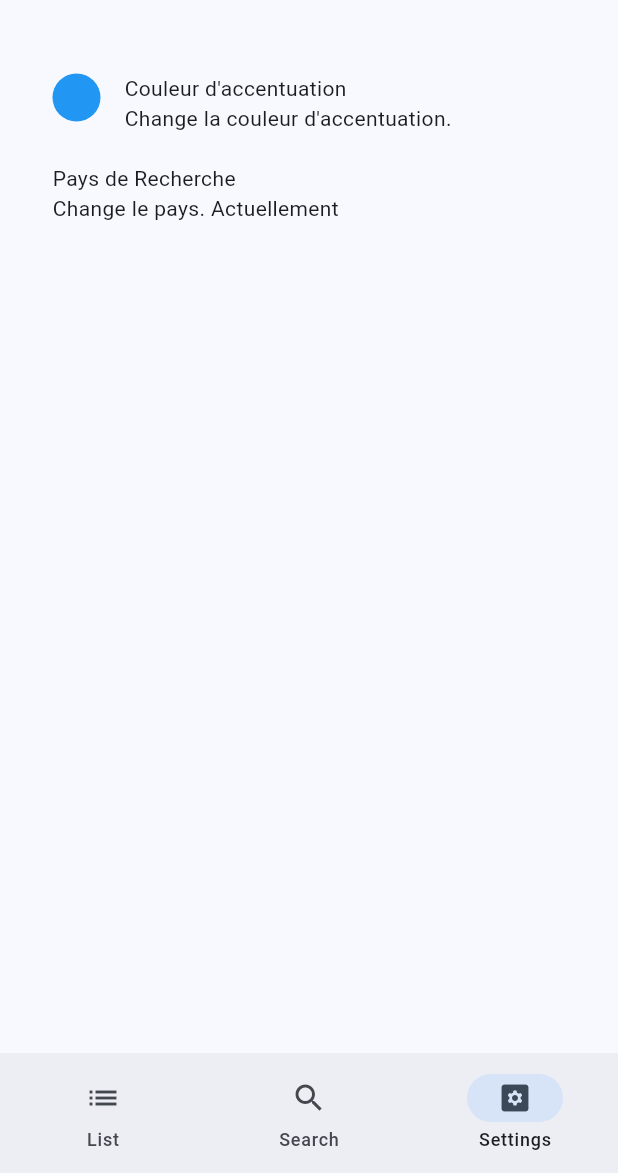
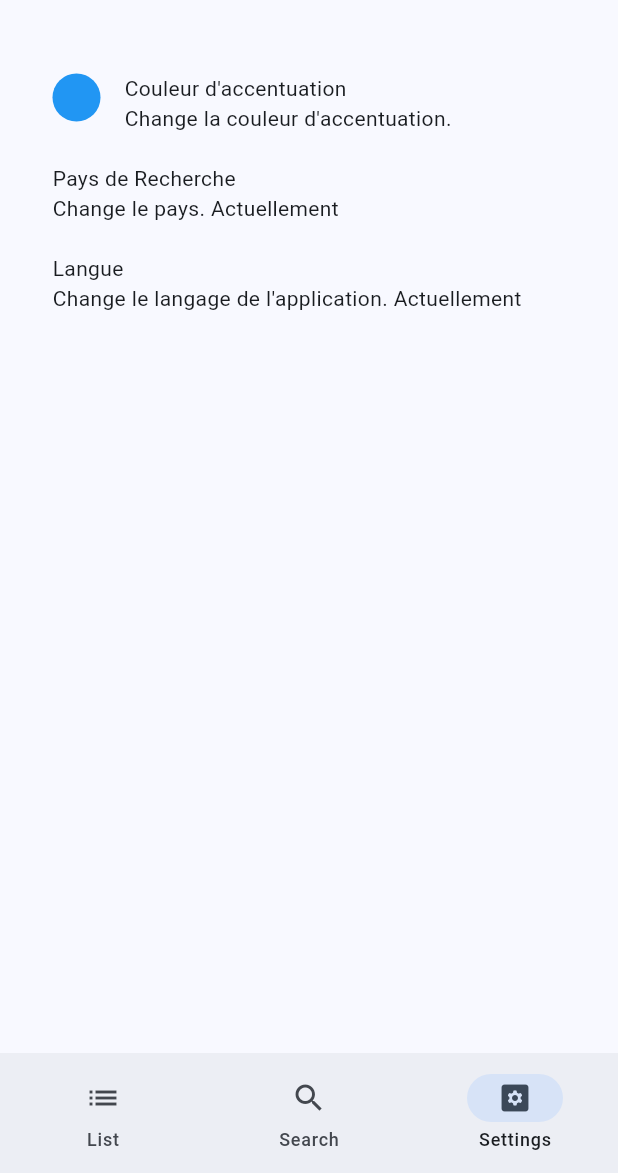
Before and after one commit to valentinfamery/FoodShop, a Flutter app: the SettingsScreen screen opened by its route, on a phone screen of 412 x 824 dp, the part 63-1236 px from its top. Run offline on Flutter 3.47's test engine with Material 3 defaults, Android fonts, the phone set to English and light mode, and no system bars; our stand-ins replace cached_network_image, floor, flutter_riverpod, get_it, go_router, shared_preferences and 1 more; missing offline and left inert: openfoodfacts; accounts and stored records are empty; generated files the repository leaves out were written again; network calls fail.

Commit message:
add nameLanguages in product Floor and add language dialog and pref key not complete

```diff
--- /dev/null
+++ b/lib/config/utils/languages.dart
@@ -0,0 +1,15 @@
+import 'package:flutter_riverpod/flutter_riverpod.dart';
+import 'package:food_shop/injection_container.dart';
+import 'package:openfoodfacts/openfoodfacts.dart';
+import 'package:shared_preferences/shared_preferences.dart';
+
+const String prefKey = 'selected_language';
+
+final sharedPrefs = sl<SharedPreferences>();
+
+int? selectedLanguage = sharedPrefs.getInt(prefKey);
+
+final selectedLanguageProvider = StateProvider<OpenFoodFactsLanguage>((ref) =>
+    selectedLanguage != null
+        ? OpenFoodFactsLanguage.values[selectedLanguage!]
+        : OpenFoodFactsLanguage.ENGLISH);
--- a/lib/features/shopping_list/data/data_sources/local/database/database.dart
+++ b/lib/features/shopping_list/data/data_sources/local/database/database.dart
@@ -1,11 +1,13 @@
 import 'dart:async';
 import 'package:floor/floor.dart';
+import 'package:food_shop/config/utils/map_string_type_converter.dart';
 import 'package:food_shop/features/shopping_list/data/data_sources/local/dao/product_floor_dao.dart';
 import 'package:food_shop/features/shopping_list/data/models/product_floor.dart';
 import 'package:sqflite/sqflite.dart' as sqflite;
 
 part 'database.g.dart'; // the generated code will be there
 
+@TypeConverters([MapConverter])
 @Database(version: 1, entities: [ProductFoodShop])
 abstract class AppDatabase extends FloorDatabase {
   ProductFloorDao get productFloorDao;
--- a/lib/features/shopping_list/data/models/product_floor.dart
+++ b/lib/features/shopping_list/data/models/product_floor.dart
@@ -1,17 +1,21 @@
 import 'package:floor/floor.dart';
+import 'package:food_shop/config/utils/map_string_type_converter.dart';
+
+import 'package:openfoodfacts/openfoodfacts.dart';
 
 @entity
 class ProductFoodShop {
   @primaryKey
   final int? barcodeId;
 
-  final String? name;
   final bool? isSaved;
   final String? imageFrontUrl;
   final bool? isBuy;
   final String? weight;
   final int? quantity;
 
-  ProductFoodShop(this.barcodeId, this.name, this.isSaved, this.imageFrontUrl,
-      this.isBuy, this.weight,this.quantity);
+  final Map<OpenFoodFactsLanguage, String>? nameLanguages;
+
+  const ProductFoodShop(this.barcodeId, this.nameLanguages, this.isSaved,
+      this.imageFrontUrl, this.isBuy, this.weight, this.quantity);
 }
--- a/lib/features/shopping_list/presentation/pages/details_screen.dart
+++ b/lib/features/shopping_list/presentation/pages/details_screen.dart
@@ -7,6 +7,7 @@ import 'package:food_shop/features/shopping_list/domain/repository/product_repos
 import 'package:food_shop/features/shopping_list/presentation/widgets/change_quantity.dart';
 import 'package:food_shop/injection_container.dart';
 import 'package:go_router/go_router.dart';
+import 'package:openfoodfacts/openfoodfacts.dart';
 
 final productSavedWithIdProvider =
     StreamProvider.autoDispose.family<ProductFoodShop?, int>((ref, id) {
@@ -81,7 +82,9 @@ class _DetailsScreen extends State<DetailsScreen> {
       body: Column(
         children: [
           Text(
-            widget.productEntity!.name ?? '',
+            widget.productEntity!
+                    .nameLanguages![OpenFoodFactsLanguage.ENGLISH] ??
+                '',
             style: Theme.of(context).textTheme.headlineMedium,
           ),
           ChangeQuantity(productIdBarcode: widget.productEntity!.barcodeId!),
--- a/lib/features/shopping_list/presentation/pages/search_screen.dart
+++ b/lib/features/shopping_list/presentation/pages/search_screen.dart
@@ -111,7 +111,7 @@ class SearchScreen extends ConsumerWidget {
         name, pnnsGroup2, termBrand, termStore, termIngredient, country);
     for (var element in listAPI) {
       if (kDebugMode) {
-        print(element.name);
+        print(element.nameLanguages![OpenFoodFactsLanguage.ENGLISH]);
       }
     }
     ref.read(listSearchProductProvider.notifier).update((state) => listAPI);
--- a/lib/features/shopping_list/presentation/pages/settings_screen.dart
+++ b/lib/features/shopping_list/presentation/pages/settings_screen.dart
@@ -1,6 +1,7 @@
 import 'package:flutter/material.dart';
 import 'package:flutter_riverpod/flutter_riverpod.dart';
 import 'package:food_shop/features/shopping_list/presentation/widgets/button_country_settings.dart';
+import 'package:food_shop/features/shopping_list/presentation/widgets/button_language_settings.dart';
 import 'package:food_shop/features/shopping_list/presentation/widgets/row_clickable_settings_button.dart';
 
 class SettingsScreen extends ConsumerWidget {
@@ -26,6 +27,10 @@ class SettingsScreen extends ConsumerWidget {
               title: "Pays de Recherche",
               description: "Change le pays",
             ),
+            ButtonLanguageSettings(
+              title: "Langue",
+              description: "Change le langage de l'application",
+            ),
           ],
         ),
       ),
--- /dev/null
+++ b/lib/features/shopping_list/presentation/widgets/button_language_settings.dart
@@ -0,0 +1,58 @@
+import 'package:flutter/material.dart';
+import 'package:flutter_riverpod/flutter_riverpod.dart';
+import 'package:food_shop/config/utils/languages.dart';
+import 'package:food_shop/features/shopping_list/presentation/widgets/languages_dialog.dart';
+
+class ButtonLanguageSettings extends ConsumerWidget {
+  final String title;
+  final String description;
+
+  const ButtonLanguageSettings({
+    super.key,
+    required this.title,
+    required this.description,
+  });
+
+  @override
+  Widget build(BuildContext context, WidgetRef ref) {
+    final language = ref.watch(selectedLanguageProvider);
+
+    return InkWell(
+      customBorder: RoundedRectangleBorder(
+        borderRadius: BorderRadius.circular(10),
+      ),
+      onTap: () {
+        showMyDialog(context);
+      },
+      child: Container(
+        padding: const EdgeInsets.all(10),
+        child: Row(
+          mainAxisSize: MainAxisSize.max,
+          mainAxisAlignment: MainAxisAlignment.start,
+          crossAxisAlignment: CrossAxisAlignment.start,
+          children: [
+            Column(
+              mainAxisSize: MainAxisSize.max,
+              mainAxisAlignment: MainAxisAlignment.start,
+              crossAxisAlignment: CrossAxisAlignment.start,
+              children: [
+                Text(title),
+                Text("$description. Actuellement ${language.name}"),
+              ],
+            ),
+          ],
+        ),
+      ),
+    );
+  }
+
+  Future<void> showMyDialog(BuildContext context) async {
+    return showDialog<void>(
+      context: context,
+      barrierDismissible: false, // user must tap button!
+      builder: (BuildContext context) {
+        return const LanguageDialog();
+      },
+    );
+  }
+}
```
Also changed, not shown: lib/config/utils/map_string_type_converter.dart (added, +25 -0 lines), lib/features/shopping_list/data/repository/product_repository_impl.dart (+7 -3 lines), lib/features/shopping_list/presentation/widgets/change_quantity.dart (+5 -2 lines), lib/features/shopping_list/presentation/widgets/languages_dialog.dart (added, +56 -0 lines), lib/features/shopping_list/presentation/widgets/list_element.dart (+5 -2 lines), lib/features/shopping_list/data/data_sources/local/database/database.g.dart, pubspec.lock.
